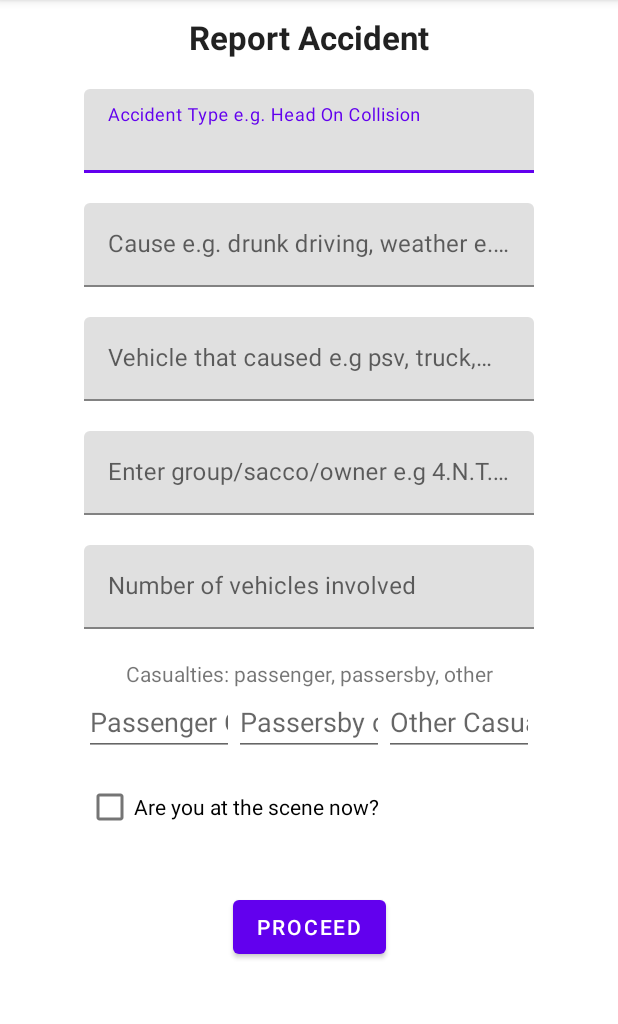
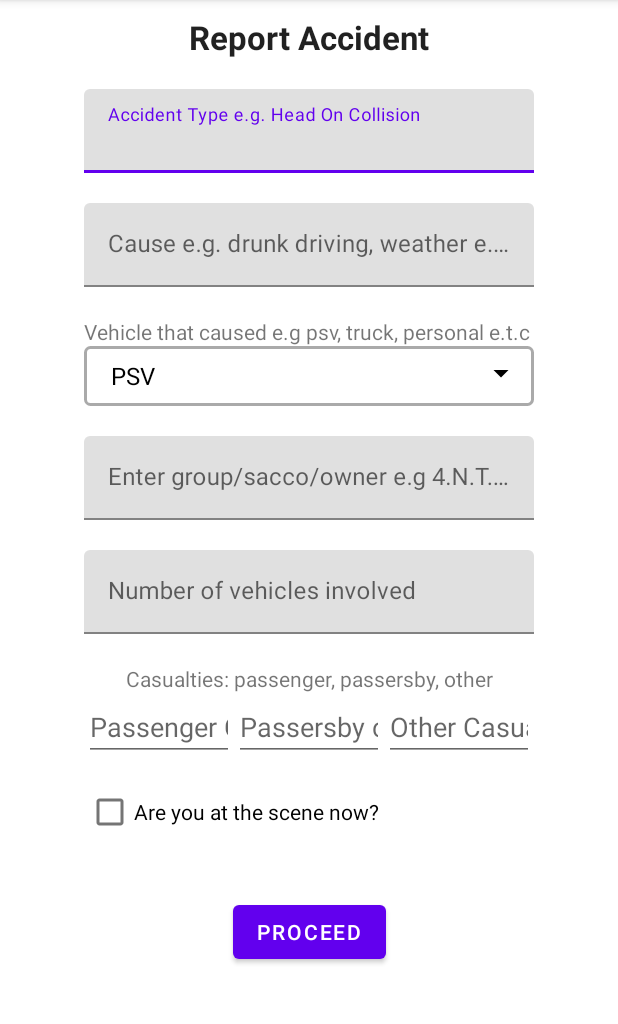
Before and after one commit to vikie1/school-project, an Android app: the AddNewAccidentActivity screen opened directly, with no data from a screen before it, on a phone screen of 412 x 824 dp, the part 84-1108 px from its top. Run offline under Robolectric (Android 15) with nearby library versions, the phone set to English and light mode, and no system bars.

Commit message:
switch from edittext to spinner in car input

```diff
--- /dev/null
+++ b/AccidentTracking/app/src/main/java/com/example/accidenttracking/constants/SpinnerData.java
@@ -0,0 +1,5 @@
+package com.example.accidenttracking.constants;
+
+public class SpinnerData {
+    public static final String[] carTypes = {"PSV", "Personal Vehicle", "Company/Institution", "Cargo vehicles"};
+}
--- a/AccidentTracking/app/src/main/java/com/example/accidenttracking/controller/accident/AddNewAccidentActivity.java
+++ b/AccidentTracking/app/src/main/java/com/example/accidenttracking/controller/accident/AddNewAccidentActivity.java
@@ -7,7 +7,9 @@ import android.app.TimePickerDialog;
 import android.content.Intent;
 import android.content.IntentSender;
 import android.os.Bundle;
+import android.widget.ArrayAdapter;
 import android.widget.CheckBox;
+import android.widget.Spinner;
 import android.widget.Toast;
 import android.widget.ViewFlipper;
 
@@ -17,6 +19,7 @@ import androidx.appcompat.app.AppCompatActivity;
 import com.example.accidenttracking.MainActivity;
 import com.example.accidenttracking.R;
 import com.example.accidenttracking.constants.APIEndPoints;
+import com.example.accidenttracking.constants.SpinnerData;
 import com.example.accidenttracking.dto.AccidentDto;
 import com.example.accidenttracking.pojo.AccidentData;
 import com.example.accidenttracking.pojo.CustomLocation;
@@ -37,7 +40,10 @@ import com.google.android.material.textfield.TextInputEditText;
 import java.time.LocalDate;
 import java.time.LocalDateTime;
 import java.time.LocalTime;
+import java.util.ArrayList;
+import java.util.Arrays;
 import java.util.Calendar;
+import java.util.List;
 import java.util.Objects;
 import java.util.concurrent.atomic.AtomicReference;
 
@@ -57,6 +63,12 @@ public class AddNewAccidentActivity extends AppCompatActivity implements Locatio
         setContentView(R.layout.activity_add_new_accident);
 
         viewFlipper = findViewById(R.id.accident_progress);
+
+        // populate spinner
+        Spinner causalVehicle = findViewById(R.id.cause_vehicle);
+        List<String> spinnerEntries = new ArrayList<>(Arrays.asList(SpinnerData.carTypes));
+        ArrayAdapter<String> spinnerAdapter = new ArrayAdapter<>(this, android.R.layout.simple_spinner_dropdown_item, spinnerEntries);
+        causalVehicle.setAdapter(spinnerAdapter);
 
         accidentData = new AccidentData();
 
@@ -147,7 +159,7 @@ public class AddNewAccidentActivity extends AppCompatActivity implements Locatio
     private void fillStepOneDetails(){
         TextInputEditText accidentType = findViewById(R.id.accident_type);
         TextInputEditText accidentCause = findViewById(R.id.accident_cause);
-        TextInputEditText causalVehicle = findViewById(R.id.cause_vehicle);
+        Spinner causalVehicle = findViewById(R.id.cause_vehicle);
         TextInputEditText causeVehicleGroup = findViewById(R.id.cause_vehicle_group);
         TextInputEditText vehiclesInvolved = findViewById(R.id.vehicles_involved);
         TextInputEditText passengerCasualties = findViewById(R.id.passenger_casualties);
@@ -156,7 +168,7 @@ public class AddNewAccidentActivity extends AppCompatActivity implements Locatio
 
         accidentData.setCause(Objects.requireNonNull(accidentCause.getText()).toString());
         accidentData.setType(Objects.requireNonNull(accidentType.getText()).toString());
-        accidentData.setCausalVehicleType(Objects.requireNonNull(causalVehicle.getText()).toString());
+        accidentData.setCausalVehicleType(String.valueOf(causalVehicle.getSelectedItem()));
         accidentData.setCausalVehicleGroup(Objects.requireNonNull(causeVehicleGroup.getText()).toString());
         accidentData.setTotalVehiclesInvolved(Integer.parseInt(Objects.requireNonNull(vehiclesInvolved.getText()).toString()));
         accidentData.setPassengerCasualties(Integer.parseInt(Objects.requireNonNull(passengerCasualties.getText()).toString()));
--- a/AccidentTracking/app/src/main/java/com/example/accidenttracking/controller/analytics/TimeChartFragment.java
+++ b/AccidentTracking/app/src/main/java/com/example/accidenttracking/controller/analytics/TimeChartFragment.java
@@ -95,6 +95,8 @@ public class TimeChartFragment extends Fragment {
     }
 
     private void addBarEntries(List<TimeStatsDto> timeStatsDtos) {
+        if (timeStatsDtos == null || timeStatsDtos.size() == 0) return;
+
         for (int i = 0; i < timeStatsDtos.size(); i++) {
             // adding new entry to our array list with bar
             // entry and passing x and y axis value to it.
--- /dev/null
+++ b/AccidentTracking/app/src/main/res/drawable-v24/gradient_spinner.xml
@@ -0,0 +1,25 @@
+<?xml version="1.0" encoding="utf-8"?>
+<selector xmlns:android="http://schemas.android.com/apk/res/android">
+    <item><layer-list>
+        <item>
+            <shape>
+                <solid
+                    android:color="@color/white">
+                </solid>
+
+                <corners android:radius="3dp" />
+
+                <padding
+                    android:bottom="10dp"
+                    android:left="10dp"
+                    android:right="10dp"
+                    android:top="10dp" />
+                <stroke
+                    android:width="2dp"
+                    android:color="@android:color/darker_gray"/>
+            </shape>
+        </item>
+        <item  android:gravity="bottom|right"
+                android:drawable="@drawable/ic_baseline_arrow_drop_down_24" />
+    </layer-list></item>
+</selector>
--- /dev/null
+++ b/AccidentTracking/app/src/main/res/drawable/ic_baseline_arrow_drop_down_24.xml
@@ -0,0 +1,5 @@
+<vector android:height="24dp" android:tint="#000000"
+    android:viewportHeight="24" android:viewportWidth="24"
+    android:width="24dp" xmlns:android="http://schemas.android.com/apk/res/android">
+    <path android:fillColor="@android:color/white" android:pathData="M7,10l5,5 5,-5z"/>
+</vector>
--- a/AccidentTracking/app/src/main/res/layout/add_accident_first_step.xml
+++ b/AccidentTracking/app/src/main/res/layout/add_accident_first_step.xml
@@ -40,23 +40,29 @@
             android:inputType="textAutoComplete|textAutoCorrect" />
     </com.google.android.material.textfield.TextInputLayout>
 
-    <com.google.android.material.textfield.TextInputLayout
+    <LinearLayout
         android:id="@+id/cause_vehicle_layout"
         android:layout_width="300dp"
         android:layout_height="wrap_content"
+        android:orientation="vertical"
         android:layout_marginTop="20dp"
         app:layout_constraintEnd_toEndOf="parent"
         app:layout_constraintStart_toStartOf="parent"
         app:layout_constraintTop_toBottomOf="@id/accident_cause_layout">
 
-        <com.google.android.material.textfield.TextInputEditText
+        <TextView
+            android:id="@+id/cause_vehicle_label"
+            android:layout_width="wrap_content"
+            android:layout_height="wrap_content"
+            android:labelFor="@id/cause_vehicle"
+            android:text="@string/causal_vehicle_with_example" />
+
+        <Spinner
             android:id="@+id/cause_vehicle"
+            android:background="@drawable/gradient_spinner"
             android:layout_width="match_parent"
-            android:layout_height="wrap_content"
-            android:selectAllOnFocus="true"
-            android:hint="@string/causal_vehicle_with_example"
-            android:inputType="textAutoComplete|textAutoCorrect" />
-    </com.google.android.material.textfield.TextInputLayout>
+            android:layout_height="40dp" />
+    </LinearLayout>
 
     <com.google.android.material.textfield.TextInputLayout
         android:id="@+id/cause_vehicle_group_layout"
```
